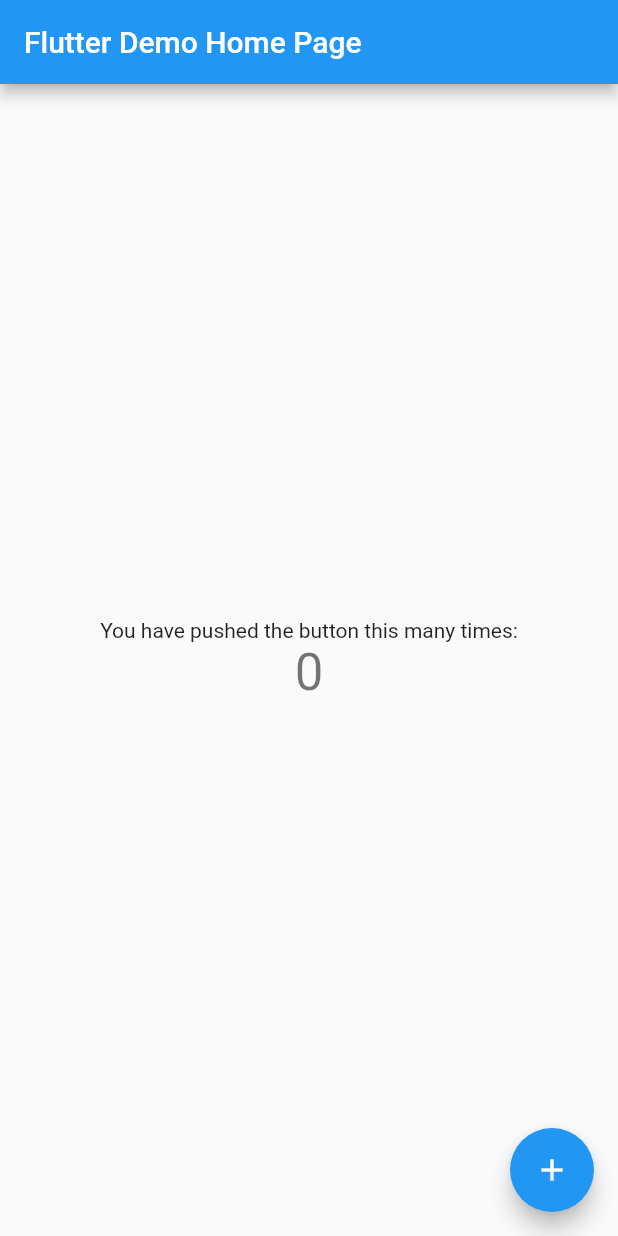
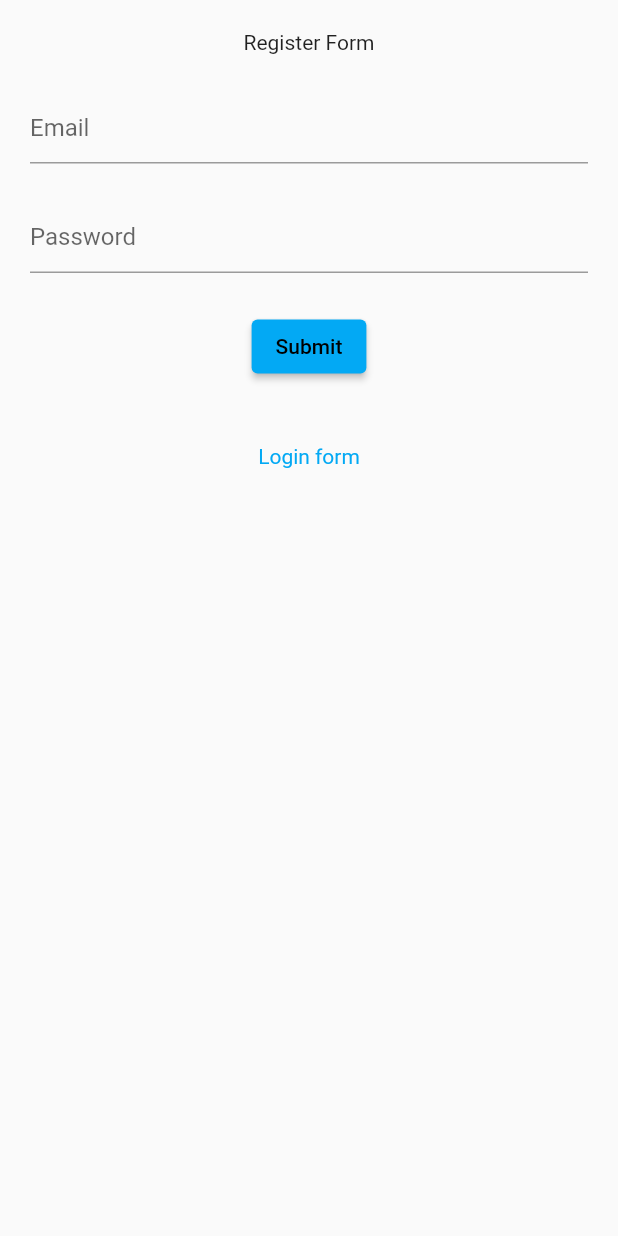
Before and after one commit to Raze91/flutter-movies-app, a Flutter app: the screen it shows after launch, on a phone screen of 412 x 824 dp. Run offline on Flutter 3.47's test engine with Material 2 defaults, Android fonts, the phone set to English and light mode, and no system bars; our stand-ins replace firebase_auth, firebase_core; accounts and stored records are empty.

Commit message:
add register and login authentication methods with firebase

```diff
--- /dev/null
+++ b/lib/components/register.dart
@@ -0,0 +1,124 @@
+import 'package:firebase_auth/firebase_auth.dart';
+import 'package:flutter/material.dart';
+
+class RegisterForm extends StatefulWidget {
+  const RegisterForm({Key? key}) : super(key: key);
+
+  @override
+  State<StatefulWidget> createState() => _RegisterFormState();
+}
+
+class _RegisterFormState extends State<RegisterForm> {
+  final key = GlobalKey<FormState>();
+  String email = '', password = '', errorMessage = '';
+
+  void signUpToFirebase(String email, String password) async {
+    try {
+      await FirebaseAuth.instance
+          .createUserWithEmailAndPassword(email: email, password: password)
+          .then(
+            (value) => Navigator.of(context).pushReplacementNamed('/'),
+          );
+    } on FirebaseException catch (error) {
+      if (error.code == 'weak-password') {
+        setState(() {
+          errorMessage = 'The password provided is too weak.';
+        });
+      } else if (error.code == 'email-already-in-use') {
+        setState(() {
+          errorMessage = 'The account already exists for that email.';
+        });
+      }
+    } catch (error) {
+      setState(() {
+        errorMessage = error.toString();
+      });
+    }
+  }
+
+  @override
+  Widget build(BuildContext context) {
+    return Form(
+      key: key,
+      child: Padding(
+        padding: const EdgeInsets.symmetric(
+          vertical: 20,
+          horizontal: 20,
+        ),
+        child: Column(
+          children: <Widget>[
+            const Text('Register Form'),
+            const SizedBox(
+              height: 25,
+            ),
+            TextFormField(
+              validator: (String? value) {
+                if (value == null || value.isEmpty) {
+                  return 'Please enter some text';
+                }
+                return null;
+              },
+              onSaved: (String? value) {
+                setState(() {
+                  email = value!;
+                });
+              },
+              decoration: const InputDecoration(
+                hintText: 'Email',
+              ),
+            ),
+            const SizedBox(
+              height: 25,
+            ),
+            TextFormField(
+              obscureText: true,
+              validator: (String? value) {
+                if (value == null || value.isEmpty) {
+                  return 'Please enter some text';
+                }
+                return null;
+              },
+              onSaved: (String? value) {
+                setState(() {
+                  password = value!;
+                });
+              },
+              decoration: const InputDecoration(hintText: 'Password'),
+            ),
+            const SizedBox(
+              height: 25,
+            ),
+            ElevatedButton(
+              onPressed: () {
+                if (key.currentState!.validate()) {
+                  key.currentState!.save();
+                  signUpToFirebase(email, password);
+                }
+              },
+              child: const Text('Submit'),
+            ),
+            const SizedBox(
+              height: 25,
+            ),
+            if (errorMessage.isNotEmpty)
+              Padding(
+                padding: const EdgeInsets.only(bottom: 20),
+                child: Text(
+                  errorMessage,
+                  style: const TextStyle(color: Colors.red),
+                ),
+              ),
+            TextButton(
+              style: TextButton.styleFrom(
+                textStyle: const TextStyle(fontSize: 14),
+              ),
+              onPressed: () =>
+                  Navigator.of(context).pushReplacementNamed('/login'),
+              child: const Text('Login form'),
+            )
+          ],
+        ),
+      ),
+    );
+  }
+}
--- a/lib/main.dart
+++ b/lib/main.dart
@@ -1,115 +1,58 @@
+import 'package:firebase_core/firebase_core.dart';
+import 'package:firebase_auth/firebase_auth.dart';
 import 'package:flutter/material.dart';
+import 'package:flutter_movies_app/routes.dart';
 
-void main() {
-  runApp(const MyApp());
+import 'firebase_options.dart';
+
+void main() async {
+  WidgetsFlutterBinding.ensureInitialized();
+  await Firebase.initializeApp(options: DefaultFirebaseOptions.web);
+  runApp(MyApp());
 }
 
 class MyApp extends StatelessWidget {
-  const MyApp({Key? key}) : super(key: key);
+  MyApp({Key? key}) : super(key: key);
+
+  final _initialization = Firebase.initializeApp();
 
   // This widget is the root of your application.
   @override
   Widget build(BuildContext context) {
-    return MaterialApp(
-      title: 'Flutter Demo',
-      theme: ThemeData(
-        // This is the theme of your application.
-        //
-        // Try running your application with "flutter run". You'll see the
-        // application has a blue toolbar. Then, without quitting the app, try
-        // changing the primarySwatch below to Colors.green and then invoke
-        // "hot reload" (press "r" in the console where you ran "flutter run",
-        // or simply save your changes to "hot reload" in a Flutter IDE).
-        // Notice that the counter didn't reset back to zero; the application
-        // is not restarted.
-        primarySwatch: Colors.blue,
-      ),
-      home: const MyHomePage(title: 'Flutter Demo Home Page'),
-    );
+    return FutureBuilder(future: _initialization, builder: ((context, snapshot) {
+      if(snapshot.hasError) {
+        return const MaterialApp(
+          home: Scaffold(
+            body: SafeArea(
+              child: Center(
+                child: Text('Error'),
+              ),
+            ),
+          ),
+        );
+      }
+
+      if (snapshot.connectionState == ConnectionState.done) {
+        return MaterialApp(
+          title: 'Flutter',
+          theme: ThemeData(
+            primarySwatch: Colors.lightBlue,
+          ),
+          debugShowCheckedModeBanner: false,
+          routes: routes,
+          initialRoute: FirebaseAuth.instance.currentUser != null ? '/' : '/register',
+        );
+      }
+
+      return Container();
+    }));
+    // return MaterialApp(
+    //   title: 'Flutter Demo',
+    //   debugShowCheckedModeBanner: false,
+    //   theme: ThemeData(
+    //     primarySwatch: Colors.lightBlue,
+    //   ),
+    //   routes: routes,
+    // );
   }
 }
-
-class MyHomePage extends StatefulWidget {
-  const MyHomePage({Key? key, required this.title}) : super(key: key);
-
-  // This widget is the home page of your application. It is stateful, meaning
-  // that it has a State object (defined below) that contains fields that affect
-  // how it looks.
-
-  // This class is the configuration for the state. It holds the values (in this
-  // case the title) provided by the parent (in this case the App widget) and
-  // used by the build method of the State. Fields in a Widget subclass are
-  // always marked "final".
-
-  final String title;
-
-  @override
-  State<MyHomePage> createState() => _MyHomePageState();
-}
-
-class _MyHomePageState extends State<MyHomePage> {
-  int _counter = 0;
-
-  void _incrementCounter() {
-    setState(() {
-      // This call to setState tells the Flutter framework that something has
-      // changed in this State, which causes it to rerun the build method below
-      // so that the display can reflect the updated values. If we changed
-      // _counter without calling setState(), then the build method would not be
-      // called again, and so nothing would appear to happen.
-      _counter++;
-    });
-  }
-
-  @override
-  Widget build(BuildContext context) {
-    // This method is rerun every time setState is called, for instance as done
-    // by the _incrementCounter method above.
-    //
-    // The Flutter framework has been optimized to make rerunning build methods
-    // fast, so that you can just rebuild anything that needs updating rather
-    // than having to individually change instances of widgets.
-    return Scaffold(
-      appBar: AppBar(
-        // Here we take the value from the MyHomePage object that was created by
-        // the App.build method, and use it to set our appbar title.
-        title: Text(widget.title),
-      ),
-      body: Center(
-        // Center is a layout widget. It takes a single child and positions it
-        // in the middle of the parent.
-        child: Column(
-          // Column is also a layout widget. It takes a list of children and
-          // arranges them vertically. By default, it sizes itself to fit its
-          // children horizontally, and tries to be as tall as its parent.
-          //
-          // Invoke "debug painting" (press "p" in the console, choose the
-          // "Toggle Debug Paint" action from the Flutter Inspector in Android
-          // Studio, or the "Toggle Debug Paint" command in Visual Studio Code)
-          // to see the wireframe for each widget.
-          //
-          // Column has various properties to control how it sizes itself and
-          // how it positions its children. Here we use mainAxisAlignment to
-          // center the children vertically; the main axis here is the vertical
-          // axis because Columns are vertical (the cross axis would be
-          // horizontal).
-          mainAxisAlignment: MainAxisAlignment.center,
-          children: <Widget>[
-            const Text(
-              'You have pushed the button this many times:',
-            ),
-            Text(
-              '$_counter',
-              style: Theme.of(context).textTheme.headline4,
-            ),
-          ],
-        ),
-      ),
-      floatingActionButton: FloatingActionButton(
-        onPressed: _incrementCounter,
-        tooltip: 'Increment',
-        child: const Icon(Icons.add),
-      ), // This trailing comma makes auto-formatting nicer for build methods.
-    );
-  }
-}
--- /dev/null
+++ b/lib/routes.dart
@@ -0,0 +1,10 @@
+import 'package:flutter/material.dart';
+import 'package:flutter_movies_app/screens/auth/login.dart';
+import 'package:flutter_movies_app/screens/auth/register.dart';
+import 'package:flutter_movies_app/screens/homepage.dart';
+
+final Map<String, Widget Function(BuildContext)> routes = {
+  '/register': (context) => const RegisterScreen(),
+  '/login': (context) => const LoginScreen(),
+  '/': (context) => const HomePage(),
+};
--- /dev/null
+++ b/lib/screens/auth/register.dart
@@ -0,0 +1,13 @@
+import 'package:flutter/material.dart';
+import 'package:flutter_movies_app/components/register.dart';
+
+class RegisterScreen extends StatelessWidget {
+  const RegisterScreen({Key? key}) : super(key: key);
+
+  @override
+  Widget build(BuildContext context) {
+    return const Scaffold(
+      body: SafeArea(child: RegisterForm()),
+    );
+  }
+}
--- a/pubspec.yaml
+++ b/pubspec.yaml
@@ -34,6 +34,8 @@
   # The following adds the Cupertino Icons font to your application.
   # Use with the CupertinoIcons class for iOS style icons.
   cupertino_icons: ^1.0.2
+  firebase_core: ^1.14.0
+  firebase_auth: ^3.3.13
 
 dev_dependencies:
   flutter_test:
```
Also changed, not shown: lib/components/login.dart (added, +124 -0 lines), lib/screens/auth/login.dart (added, +13 -0 lines), lib/screens/homepage.dart (added, +14 -0 lines), lib/firebase_options.dart (added), pubspec.lock, 4 other files.
